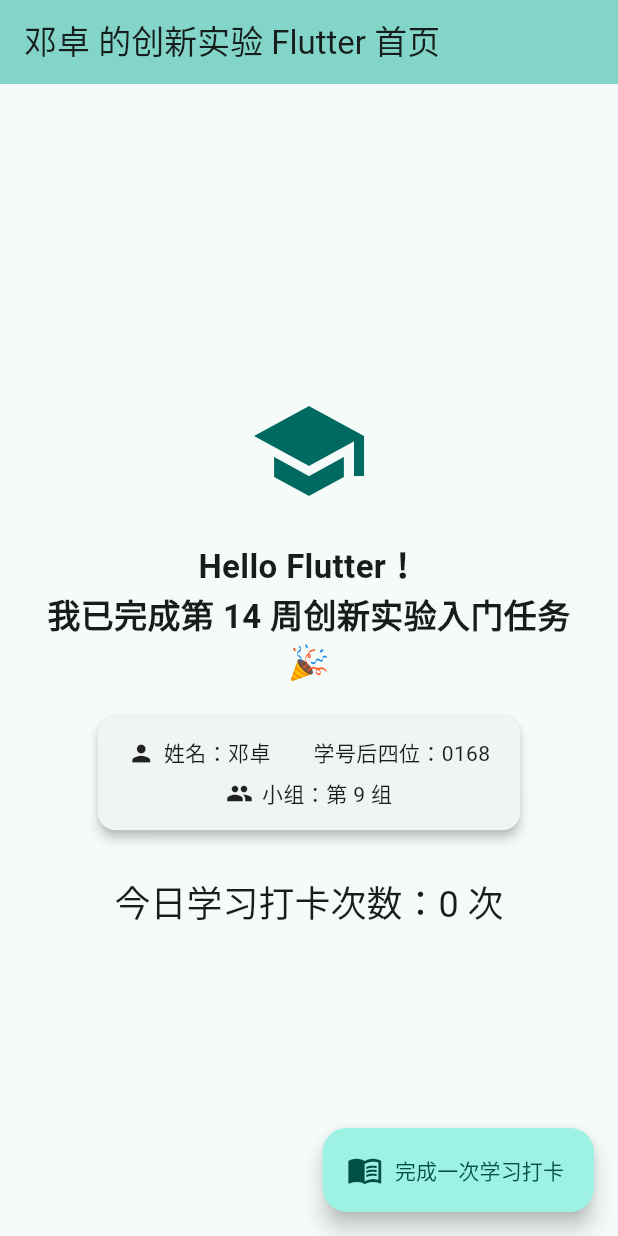
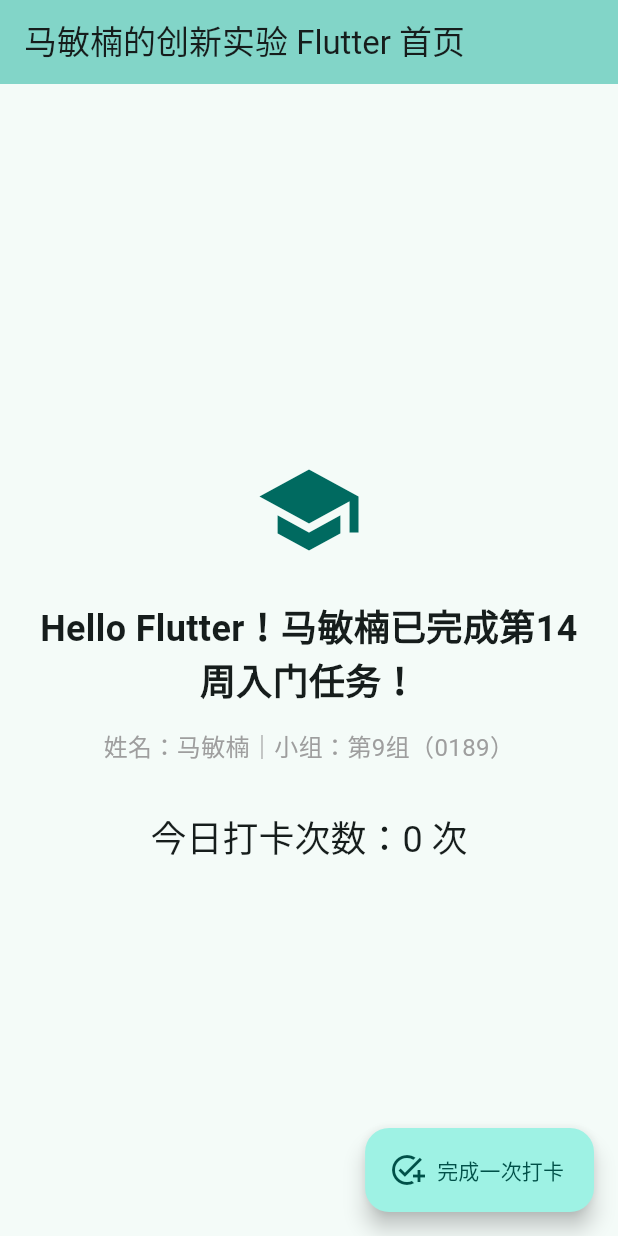
Before and after one commit to xiaoxiaodz/innovation-flutter-team-9, a Flutter app: the screen it shows after launch, on a phone screen of 412 x 824 dp. Run offline on Flutter 3.47's test engine with Material 3 defaults, Android fonts, the phone set to English and light mode, and no system bars.

Commit message:
马敏楠个性化 Flutter HelloWorld 页面 - 8处修改(主题色/标题/个人信息/打卡/图标/按钮等)

```diff
--- a/lib/main.dart
+++ b/lib/main.dart
@@ -3,18 +3,6 @@
 void main() {
   runApp(const InnovationHelloApp());
 }
-
-// =====================================================================
-// 个性化修改清单（满足讲义要求的 4 处以上）：
-//  1. MaterialApp 主题色改为深青色 (Colors.teal)
-//  2. AppBar 标题改为 "邓卓 的创新实验 Flutter 首页"（含本人姓名）
-//  3. 图标从 rocket_launch 改为 school（学习主题）
-//  4. 页面提示语改为个人专属文案
-//  5. 姓名 / 学号后四位 / 小组编号信息独立一行展示
-//  6. 按钮文案改为 "完成一次学习打卡"，图标改为 menu_book
-//  7. 计数含义改为 "今日学习打卡次数"
-//  8. 新增卡片容器包裹核心信息，视觉层次更丰富
-// =====================================================================
 
 class InnovationHelloApp extends StatelessWidget {
   const InnovationHelloApp({super.key});
@@ -22,9 +10,9 @@
   @override
   Widget build(BuildContext context) {
     return MaterialApp(
-      title: '创新实验 Flutter 第14周',
-      // ✅ 修改1：主题色换成深青色
+      title: '创新实验 Flutter 入门 - 马敏楠',
       theme: ThemeData(
+        // 修改1：主题色改为青色（teal）
         colorScheme: ColorScheme.fromSeed(seedColor: Colors.teal),
         useMaterial3: true,
       ),
@@ -41,89 +29,60 @@
 }
 
 class _HelloHomePageState extends State<HelloHomePage> {
-  int studyCount = 0; // ✅ 修改7：变量名改为 studyCount，含义更明确
+  // 修改2：变量名改为打卡次数，含义更明确
+  int checkedInCount = 0;
 
-  void doOneStudy() {
+  void finishOneCheckIn() {
     setState(() {
-      studyCount += 1;
+      checkedInCount += 1;
     });
   }
 
   @override
   Widget build(BuildContext context) {
-    final colorScheme = Theme.of(context).colorScheme;
-
     return Scaffold(
-      // ✅ 修改2：AppBar 标题含姓名
       appBar: AppBar(
-        title: const Text('邓卓 的创新实验 Flutter 首页'),
-        backgroundColor: colorScheme.inversePrimary,
+        // 修改3：AppBar 标题包含姓名
+        title: const Text('马敏楠的创新实验 Flutter 首页'),
+        backgroundColor: Theme.of(context).colorScheme.inversePrimary,
       ),
       body: Center(
         child: Padding(
-          padding: const EdgeInsets.symmetric(horizontal: 24, vertical: 16),
+          padding: const EdgeInsets.all(24),
           child: Column(
             mainAxisAlignment: MainAxisAlignment.center,
             children: [
-              // ✅ 修改3：图标改为 school
-              Icon(Icons.school, size: 80, color: colorScheme.primary),
-              const SizedBox(height: 20),
-              // ✅ 修改4：页面提示语改为个人文案
+              // 修改4：图标换成 school，配合主题色
+              Icon(Icons.school, size: 72, color: Theme.of(context).colorScheme.primary),
+              const SizedBox(height: 24),
+              // 修改5：页面说明包含姓名
               const Text(
-                'Hello Flutter！\n我已完成第 14 周创新实验入门任务 🎉',
+                'Hello Flutter！马敏楠已完成第14周入门任务！',
                 textAlign: TextAlign.center,
-                style: TextStyle(fontSize: 22, fontWeight: FontWeight.bold),
+                style: TextStyle(fontSize: 24, fontWeight: FontWeight.bold),
               ),
               const SizedBox(height: 16),
-              // ✅ 修改5：姓名 / 学号 / 小组独立展示，使用 Card 包裹
-              Card(
-                elevation: 3,
-                shape: RoundedRectangleBorder(
-                  borderRadius: BorderRadius.circular(12),
-                ),
-                child: Padding(
-                  padding: const EdgeInsets.symmetric(
-                    horizontal: 20,
-                    vertical: 14,
-                  ),
-                  child: Column(
-                    children: const [
-                      Row(
-                        mainAxisSize: MainAxisSize.min,
-                        children: [
-                          Icon(Icons.person, size: 18),
-                          SizedBox(width: 6),
-                          Text('姓名：邓卓　　学号后四位：0168'),
-                        ],
-                      ),
-                      SizedBox(height: 6),
-                      Row(
-                        mainAxisSize: MainAxisSize.min,
-                        children: [
-                          Icon(Icons.group, size: 18),
-                          SizedBox(width: 6),
-                          Text('小组：第 9 组'),
-                        ],
-                      ),
-                    ],
-                  ),
-                ),
+              // 修改6：填入真实姓名、小组编号和学号后四位
+              const Text(
+                '姓名：马敏楠｜小组：第9组（0189）',
+                textAlign: TextAlign.center,
+                style: TextStyle(fontSize: 16, color: Colors.grey),
               ),
-              const SizedBox(height: 28),
-              // ✅ 修改7：计数含义改为学习打卡次数
+              const SizedBox(height: 32),
+              // 修改7：计数含义改为「打卡次数」
               Text(
-                '今日学习打卡次数：$studyCount 次',
+                '今日打卡次数：$checkedInCount 次',
                 style: Theme.of(context).textTheme.headlineSmall,
               ),
             ],
           ),
         ),
       ),
-      // ✅ 修改6：按钮文案与图标均改为学习主题
+      // 修改8：按钮图标和文案调整
       floatingActionButton: FloatingActionButton.extended(
-        onPressed: doOneStudy,
-        icon: const Icon(Icons.menu_book),
-        label: const Text('完成一次学习打卡'),
+        onPressed: finishOneCheckIn,
+        icon: const Icon(Icons.add_task),
+        label: const Text('完成一次打卡'),
       ),
     );
   }
```
